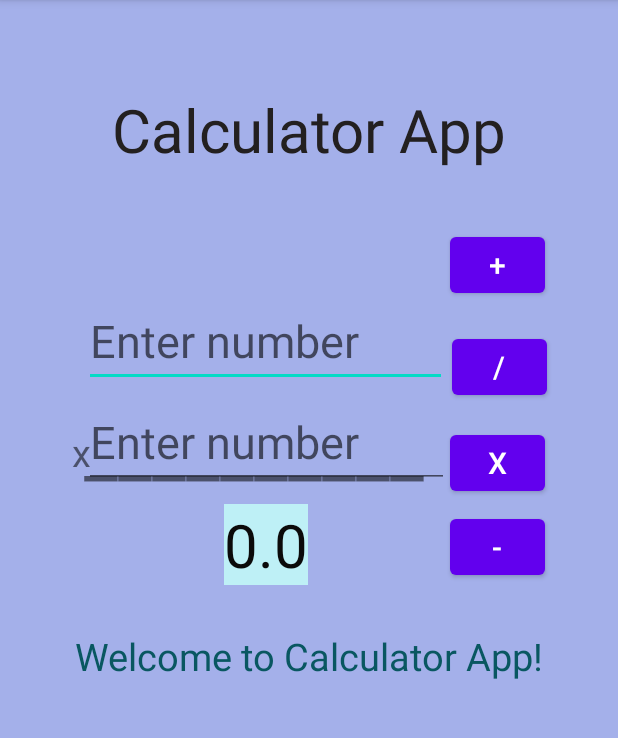
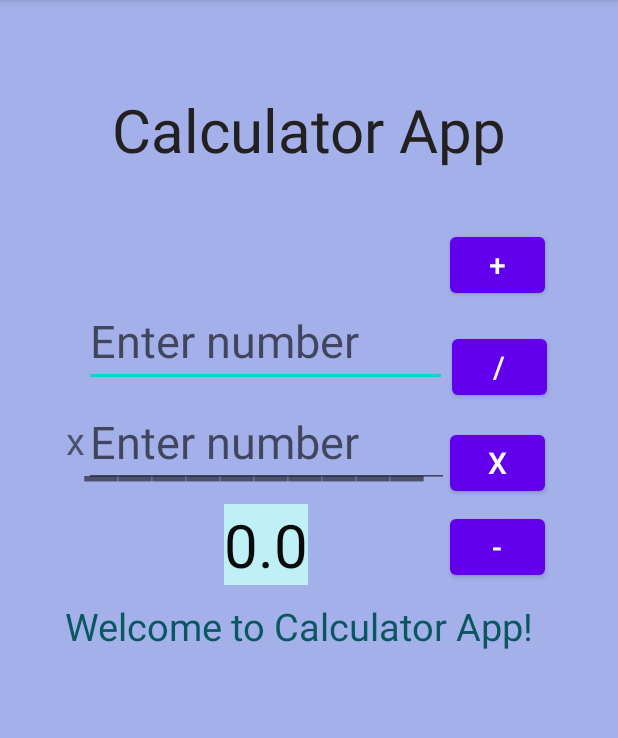
Before and after one commit to Alex-Sauer/MyCalculatorApp, an Android app: the screen it shows after launch (MainActivity), after a tap on an icon or button, on a phone screen of 412 x 824 dp, the part 84-822 px from its top. Run offline under Robolectric (Android 15) with nearby library versions, the phone set to English and light mode, and no system bars; 2 statements that could not run were skipped.

```diff
--- a/app/src/main/java/com/example/mycalcapp/MainActivity.java
+++ b/app/src/main/java/com/example/mycalcapp/MainActivity.java
@@ -15,6 +15,7 @@ public class MainActivity extends AppCompatActivity {
     double total=0;
     int num2;
     int num1;
+    String errorMessage = "Please make sure to enter a whole number";
     TextView operationText;
     @Override
     protected void onCreate(Bundle savedInstanceState) {
@@ -51,14 +52,9 @@ public class MainActivity extends AppCompatActivity {
         TextView botTxt = findViewById(R.id.bottomText);
         String topNum = topTxt.getText().toString();
         String botNum = botTxt.getText().toString();
-        try {
+        if (topNum.indexOf(".")==-1&&botNum.indexOf(".")==-1){
             num1= Integer.parseInt(topNum);
             num2= Integer.parseInt(botNum);
-        }catch (InputMismatchException e){
-            TextView textView = (TextView) findViewById(R.id.popUpMessages);
-            textView.setText("Please make sure to enter a whole number");//set the text in edit text
-        }
-
             if (operation==1){
                 //add
                 total = num1+num2;
@@ -80,6 +76,12 @@ public class MainActivity extends AppCompatActivity {
             }
             EditText editText = (EditText) findViewById(R.id.answerBox);
             editText.setText(wordTotal);//set the text in edit text
+        }else{
+            TextView textView = (TextView) findViewById(R.id.popUpMessages);
+            textView.setText(errorMessage);//set the text in edit text
+            topNum="";
+            botNum="";
+        }
     }
 
 }
--- a/app/src/main/res/layout/activity_main.xml
+++ b/app/src/main/res/layout/activity_main.xml
@@ -5,6 +5,8 @@
     android:layout_height="match_parent"
     android:background="@color/lavender"
     tools:context=".MainActivity">
+
+
 
     <Button
         android:id="@+id/divide"
@@ -54,6 +56,10 @@
         app:layout_constraintStart_toStartOf="parent"
         app:layout_constraintTop_toTopOf="parent" />
 
+    <!-- Digits was found online and is used to limit what
+    the user is able to input in the text boxes
+    Input type changes the keyboard that pops up for the user... also found online-->
+
     <EditText
         android:id="@+id/topText"
         android:layout_width="242dp"
@@ -61,8 +67,9 @@
         android:layout_marginStart="56dp"
         android:layout_marginTop="200dp"
         android:ems="10"
+        android:digits="1234567890."
         android:hint="Enter number"
-        android:inputType="textPersonName"
+        android:inputType="number"
         android:text=""
         android:textSize="30dp"
         app:layout_constraintStart_toStartOf="parent"
@@ -74,9 +81,10 @@
         android:layout_height="57dp"
         android:layout_marginStart="56dp"
         android:layout_marginTop="268dp"
+        android:digits="1234567890."
         android:ems="10"
         android:hint="Enter number"
-        android:inputType="textPersonName"
+        android:inputType="number"
         android:text=""
         android:textSize="30dp"
         app:layout_constraintStart_toStartOf="parent"
@@ -123,8 +131,8 @@
         android:id="@+id/operation"
         android:layout_width="wrap_content"
         android:layout_height="wrap_content"
-        android:layout_marginStart="48dp"
-        android:layout_marginTop="284dp"
+        android:layout_marginStart="44dp"
+        android:layout_marginTop="276dp"
         android:text=""
         android:textSize="25dp"
         app:layout_constraintStart_toStartOf="parent"
@@ -134,12 +142,12 @@
         android:id="@+id/popUpMessages"
         android:layout_width="wrap_content"
         android:layout_height="wrap_content"
-        android:layout_marginTop="420dp"
+        android:layout_marginTop="400dp"
         android:text="Welcome to Calculator App!"
+        android:textColor="@color/darkTeal"
         android:textSize="25dp"
-        android:textColor="@color/darkTeal"
         app:layout_constraintEnd_toEndOf="parent"
-        app:layout_constraintHorizontal_bias="0.5"
+        app:layout_constraintHorizontal_bias="0.435"
         app:layout_constraintStart_toStartOf="parent"
         app:layout_constraintTop_toTopOf="parent" />
 
--- a/app/src/main/res/values/colors.xml
+++ b/app/src/main/res/values/colors.xml
@@ -7,6 +7,7 @@
     <color name="teal_700">#FF018786</color>
     <color name="darkTeal">#095761</color>
     <color name="lavender">#A4B0EA</color>
+    <color name="black">#FF000000</color>
     <color name="white">#FFFFFFFF</color>
 
 </resources>
```
Lines whose indentation alone changed are shown as unchanged.
